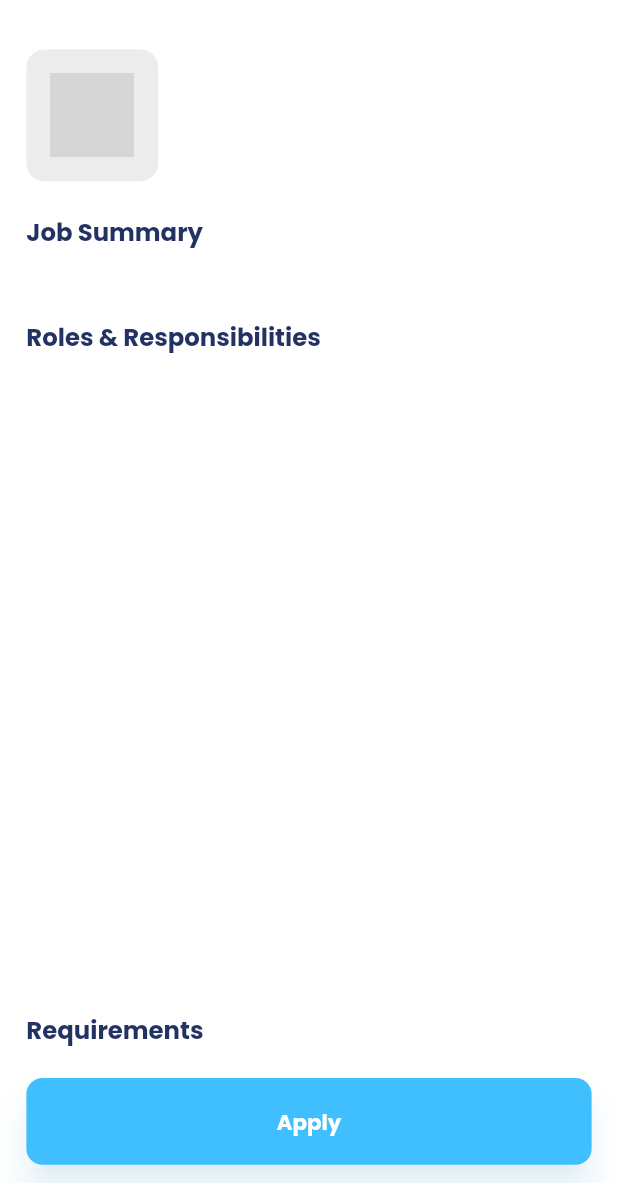
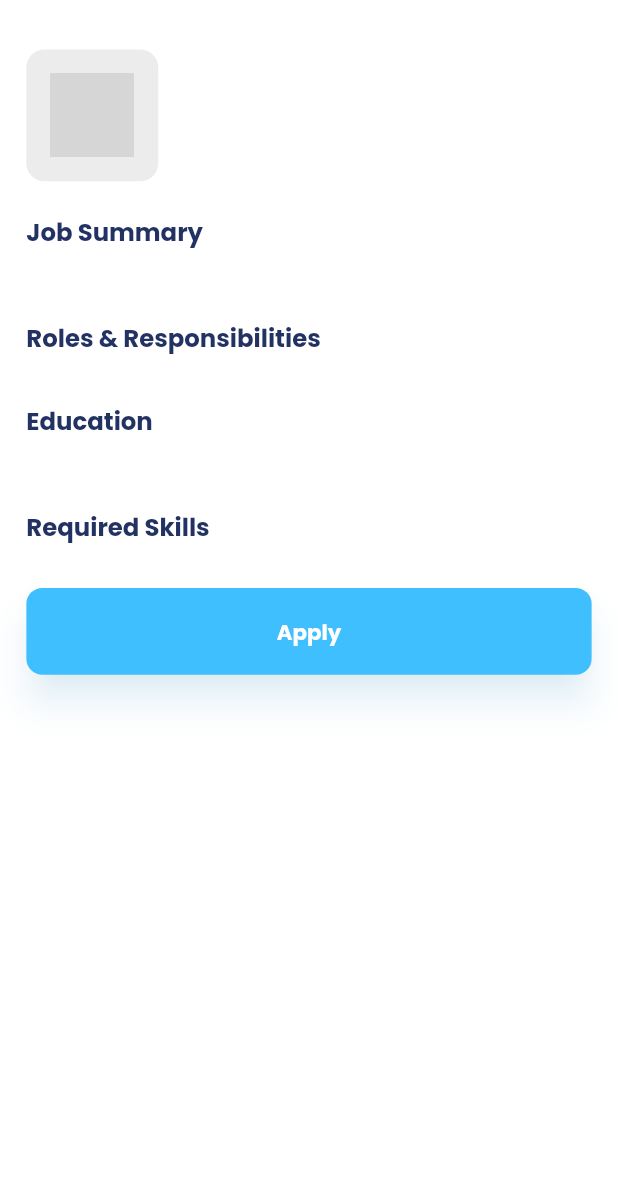
Before and after one commit to nmustakim/job_estate, a Flutter app: the JobDetails screen opened directly with empty values, on a phone screen of 412 x 824 dp, the part 53-1236 px from its top. Run offline on Flutter 3.47's test engine with Material 2 defaults, Android fonts, the phone set to English and light mode, and no system bars; our stand-ins replace cached_network_image, carousel_slider, cloud_firestore, firebase_auth, firebase_core, firebase_storage and 4 more; accounts and stored records are empty; grey boxes are pictures that could not be loaded.

Commit message:
job details

```diff
--- a/lib/widgets/job_details.dart
+++ b/lib/widgets/job_details.dart
@@ -17,7 +17,7 @@ class JobDetails extends StatelessWidget {
   Widget build(BuildContext context) {
     return SafeArea(
       child: Scaffold(
-        appBar:CustomAppBar(
+        appBar: CustomAppBar(
             leadingWidth: 50.v,
             leading: AppbarLeadingImage(
                 imagePath: ImageConstant.imgArrowLeftBlueGray300,
@@ -27,25 +27,35 @@ class JobDetails extends StatelessWidget {
                 }),
             height: 50.v,
             title: AppbarSubtitle(
-                text: "Job details",
-                margin: EdgeInsets.only(left: 12.h))),
+                text: "Job details", margin: EdgeInsets.only(left: 12.h))),
         body: Padding(
-          padding:  EdgeInsets.symmetric(horizontal:16.0.h),
+          padding: EdgeInsets.symmetric(horizontal: 16.0.h),
           child: Column(
             crossAxisAlignment: CrossAxisAlignment.start,
             children: <Widget>[
-              SizedBox(height: 16.h,),
+              SizedBox(
+                height: 16.h,
+              ),
               Row(
                 crossAxisAlignment: CrossAxisAlignment.start,
                 mainAxisAlignment: MainAxisAlignment.start,
                 children: [
                   Container(
-                    height:80.h,width: 80.h,
-
-                    decoration: BoxDecoration(color: Colors.grey.withOpacity(0.2),borderRadius: BorderRadius.circular(12),
-                    ),
-                    padding:EdgeInsets.all(16),child: CustomImageView(imagePath: job.logo,height:50.adaptSize,width: 50.adaptSize,)),
-                 SizedBox(width: 20.h,),
+                      height: 80.h,
+                      width: 80.h,
+                      decoration: BoxDecoration(
+                        color: Colors.grey.withOpacity(0.2),
+                        borderRadius: BorderRadius.circular(12),
+                      ),
+                      padding: EdgeInsets.all(16),
+                      child: CustomImageView(
+                        imagePath: job.logo,
+                        height: 50.adaptSize,
+                        width: 50.adaptSize,
+                      )),
+                  SizedBox(
+                    width: 20.h,
+                  ),
                   Column(
                     crossAxisAlignment: CrossAxisAlignment.start,
                     children: [
@@ -53,7 +63,9 @@ class JobDetails extends StatelessWidget {
                         job.organizationName,
                         style: theme.textTheme.titleMedium,
                       ),
-                      SizedBox(height: 1.h,),
+                      SizedBox(
+                        height: 1.h,
+                      ),
                       Text(
                         job.location,
                         style: theme.textTheme.bodyMedium,
@@ -63,37 +75,54 @@ class JobDetails extends StatelessWidget {
                 ],
               ),
               SizedBox(height: 20.h),
-                       _buildHeader(context, title: "Job Summary"),
-
-
-              SizedBox(height: 10),
+              _buildHeader(context, title: "Job Summary"),
+              SizedBox(height: 8.h),
               Text(
                 job.jobSummary ?? '',
                 style: theme.textTheme.bodyMedium,
               ),
-              SizedBox(height: 20),
+              SizedBox(height: 20.h),
               _buildHeader(context, title: "Roles & Responsibilities"),
-
-              SizedBox(height: 10),
-              Expanded(
-                child: ListView.builder(
-                  itemCount: job.rolesAndResponsibilities.length,
-                  itemBuilder: (context, index) {
-                    return Text(
-                      job.rolesAndResponsibilities[index],
+              SizedBox(height: 8.h),
+              Wrap(
+                spacing: 6.0,
+                children: [
+                  ...job.rolesAndResponsibilities.map((role) =>  Text(
+                      role,
                       style: theme.textTheme.bodyMedium,
-                    );
-                  },
-                ),
+                    ),
+                  ),
+                ],
               ),
-                 SizedBox(height: 10),
-                    _buildHeader(context, title: "Requirements"),
+              SizedBox(height: 20.h),
+              _buildHeader(context, title: "Education"),
+              SizedBox(height: 8.h),
+              Text(
+                job.education,
+                style: theme.textTheme.bodyMedium,
+              ),
+              SizedBox(height: 20.h),
+              _buildHeader(context, title: "Required Skills"),
+              SizedBox(height: 8.h),
+              Wrap(
+                spacing: 6.0, // Adjust spacing as needed
+                children: [
+                  ...job.skills.map((skill) => Chip(
+                    label: Text(
+                      skill,
+                      style: theme.textTheme.bodyMedium,
+                    ),
+                  )),
+                ],
+              ),
               SizedBox(height: 20),
               CustomElevatedButton(
                 text: "Apply",
                 onPressed: () {},
               ),
-              SizedBox(height: 12.v,)
+              SizedBox(
+                height: 12.v,
+              )
             ],
           ),
         ),
@@ -101,13 +130,10 @@ class JobDetails extends StatelessWidget {
     );
   }
 
-
-
   Widget _buildHeader(
     BuildContext context, {
     required String title,
   }) {
-    return Text(title,
-        style: theme.textTheme.titleMedium);
+    return Text(title, style: theme.textTheme.titleMedium);
   }
 }
```
Also changed, not shown: lib/views/account_screen/publish_job_screen.dart (+1 -8 lines), lib/views/home_screen/widgets/job_card.dart (+6 -3 lines).
